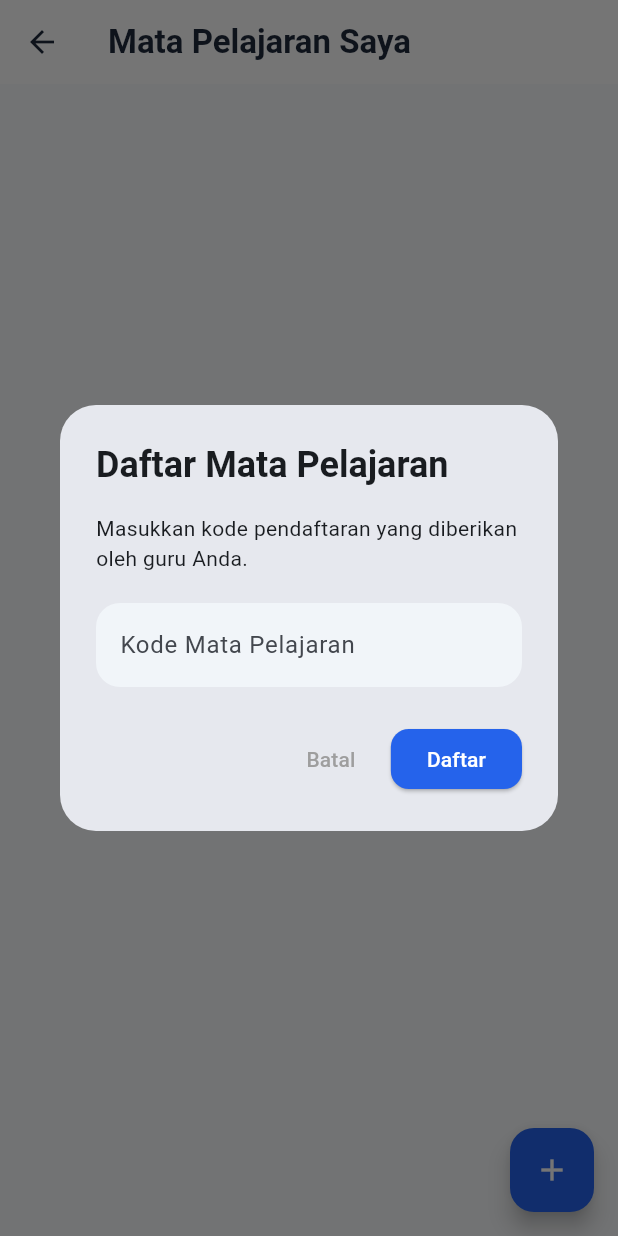
After one commit to ahmadHaikal0010/flutter-monitoring-belajar-smk2, a Flutter app: the SubjectsScreen screen opened directly, after a tap on the "add" icon, on a phone screen of 412 x 824 dp. The commit adds this screen. Run offline on Flutter 3.47's test engine with Material 3 defaults, Android fonts, the phone set to English and light mode, and no system bars; our stand-ins replace device_info_plus, dio, image_picker, shared_preferences; accounts and stored records are empty.

Commit message:
Implement subject enrollment functionality and subjects screen, and add intl dependency for date formatting

```diff
--- /dev/null
+++ b/lib/data/models/subject_model.dart
@@ -0,0 +1,31 @@
+class SubjectModel {
+  final String id;
+  final String title;
+  final String code;
+  final String? description;
+  final String teacherName;
+  final String status;
+  final DateTime enrolledAt;
+
+  SubjectModel({
+    required this.id,
+    required this.title,
+    required this.code,
+    this.description,
+    required this.teacherName,
+    required this.status,
+    required this.enrolledAt,
+  });
+
+  factory SubjectModel.fromJson(Map<String, dynamic> json) {
+    return SubjectModel(
+      id: json['id'],
+      title: json['title'],
+      code: json['code'],
+      description: json['description'],
+      teacherName: json['teacher_name'],
+      status: json['status'],
+      enrolledAt: DateTime.parse(json['enrolled_at']),
+    );
+  }
+}
--- /dev/null
+++ b/lib/data/services/enrollment_service.dart
@@ -0,0 +1,39 @@
+import 'package:dio/dio.dart';
+import '../../core/constants/api_constants.dart';
+
+class EnrollmentService {
+  final Dio _dio = Dio(BaseOptions(
+    baseUrl: ApiConstants.baseUrl,
+    headers: {
+      'Accept': 'application/json',
+      'Content-Type': 'application/json',
+    },
+  ));
+
+  Future<Response> getEnrolledSubjects(String token) async {
+    try {
+      return await _dio.get(
+        '/subjects',
+        options: Options(
+          headers: {'Authorization': 'Bearer $token'},
+        ),
+      );
+    } on DioException catch (_) {
+      rethrow;
+    }
+  }
+
+  Future<Response> enrollInSubject(String token, String code) async {
+    try {
+      return await _dio.post(
+        '/enroll',
+        data: {'code': code},
+        options: Options(
+          headers: {'Authorization': 'Bearer $token'},
+        ),
+      );
+    } on DioException catch (_) {
+      rethrow;
+    }
+  }
+}
--- a/lib/main.dart
+++ b/lib/main.dart
@@ -1,6 +1,7 @@
 import 'package:flutter/material.dart';
 import 'package:provider/provider.dart';
 import 'logic/providers/auth_provider.dart';
+import 'logic/providers/enrollment_provider.dart';
 import 'presentation/auth/login_screen.dart';
 import 'presentation/auth/pending_approval_screen.dart';
 import 'presentation/home/dashboard_screen.dart';
@@ -10,6 +11,7 @@ void main() {
     MultiProvider(
       providers: [
         ChangeNotifierProvider(create: (_) => AuthProvider()..tryAutoLogin()),
+        ChangeNotifierProvider(create: (_) => EnrollmentProvider()),
       ],
       child: const MyApp(),
     ),
--- /dev/null
+++ b/lib/presentation/home/subjects_screen.dart
@@ -0,0 +1,207 @@
+import 'package:flutter/material.dart';
+import 'package:provider/provider.dart';
+import '../../core/utils/snack_bar_helper.dart';
+import '../../logic/providers/auth_provider.dart';
+import '../../logic/providers/enrollment_provider.dart';
+import 'package:intl/intl.dart';
+
+class SubjectsScreen extends StatefulWidget {
+  const SubjectsScreen({super.key});
+
+  @override
+  State<SubjectsScreen> createState() => _SubjectsScreenState();
+}
+
+class _SubjectsScreenState extends State<SubjectsScreen> {
+  final _codeController = TextEditingController();
+
+  @override
+  void initState() {
+    super.initState();
+    WidgetsBinding.instance.addPostFrameCallback((_) {
+      final token = Provider.of<AuthProvider>(context, listen: false).token;
+      if (token != null) {
+        Provider.of<EnrollmentProvider>(context, listen: false).fetchEnrolledSubjects(token);
+      }
+    });
+  }
+
+  void _showEnrollDialog() {
+    showDialog(
+      context: context,
+      builder: (context) => AlertDialog(
+        shape: RoundedRectangleBorder(borderRadius: BorderRadius.circular(24)),
+        title: const Text('Daftar Mata Pelajaran', style: TextStyle(fontWeight: FontWeight.bold)),
+        content: Column(
+          mainAxisSize: MainAxisSize.min,
+          children: [
+            const Text('Masukkan kode pendaftaran yang diberikan oleh guru Anda.'),
+            const SizedBox(height: 20),
+            TextField(
+              controller: _codeController,
+              decoration: InputDecoration(
+                labelText: 'Kode Mata Pelajaran',
+                hintText: 'CONTOH: MTK123',
+                filled: true,
+                fillColor: const Color(0xFFF1F5F9),
+                border: OutlineInputBorder(
+                  borderRadius: BorderRadius.circular(16),
+                  borderSide: BorderSide.none,
+                ),
+              ),
+              textCapitalization: TextCapitalization.characters,
+            ),
+          ],
+        ),
+        actions: [
+          TextButton(
+            onPressed: () => Navigator.pop(context),
+            child: const Text('Batal', style: TextStyle(color: Colors.grey)),
+          ),
+          ElevatedButton(
+            onPressed: () => _enroll(),
+            style: ElevatedButton.styleFrom(
+              backgroundColor: const Color(0xFF2563EB),
+              foregroundColor: Colors.white,
+              shape: RoundedRectangleBorder(borderRadius: BorderRadius.circular(12)),
+            ),
+            child: const Text('Daftar'),
+          ),
+        ],
+      ),
+    );
+  }
+
+  void _enroll() async {
+    final token = Provider.of<AuthProvider>(context, listen: false).token;
+    final enrollmentProvider = Provider.of<EnrollmentProvider>(context, listen: false);
+
+    if (token == null) return;
+
+    final success = await enrollmentProvider.enroll(token, _codeController.text);
+
+    if (mounted) {
+      if (success) {
+        Navigator.pop(context);
+        _codeController.clear();
+        SnackBarHelper.show(
+          context: context,
+          message: 'Berhasil mendaftar ke mata pelajaran baru!',
+        );
+      } else {
+        SnackBarHelper.show(
+          context: context,
+          message: enrollmentProvider.errorMessage ?? 'Gagal mendaftar',
+          isError: true,
+        );
+      }
+    }
+  }
+
+  @override
+  Widget build(BuildContext context) {
+    return Scaffold(
+      backgroundColor: const Color(0xFFF8FAFC),
+      appBar: AppBar(
+        title: const Text('Mata Pelajaran Saya', style: TextStyle(fontWeight: FontWeight.bold)),
+        backgroundColor: Colors.white,
+        elevation: 0,
+        foregroundColor: const Color(0xFF1E293B),
+      ),
+      body: Consumer<EnrollmentProvider>(
+        builder: (context, provider, child) {
+          if (provider.isLoading && provider.subjects.isEmpty) {
+            return const Center(child: CircularProgressIndicator());
+          }
+
+          if (provider.subjects.isEmpty) {
+            return Center(
+              child: Column(
+                mainAxisAlignment: MainAxisAlignment.center,
+                children: [
+                  Icon(Icons.auto_stories_outlined, size: 80, color: Colors.grey.shade300),
+                  const SizedBox(height: 16),
+                  const Text(
+                    'Belum ada mata pelajaran',
+                    style: TextStyle(fontSize: 18, fontWeight: FontWeight.bold, color: Colors.grey),
+                  ),
+                  const SizedBox(height: 8),
+                  const Text(
+                    'Klik tombol + untuk mendaftar.',
+                    style: TextStyle(color: Colors.grey),
+                  ),
+                ],
+              ),
+            );
+          }
+
+          return RefreshIndicator(
+            onRefresh: () async {
+              final token = Provider.of<AuthProvider>(context, listen: false).token;
+              if (token != null) {
+                await provider.fetchEnrolledSubjects(token);
+              }
+            },
+            child: ListView.builder(
+              padding: const EdgeInsets.all(20),
+              itemCount: provider.subjects.length,
+              itemBuilder: (context, index) {
+                final subject = provider.subjects[index];
+                return Container(
+                  margin: const EdgeInsets.only(bottom: 16),
+                  decoration: BoxDecoration(
+                    color: Colors.white,
+                    borderRadius: BorderRadius.circular(20),
+                    boxShadow: [
+                      BoxShadow(
+                        color: Colors.black.withValues(alpha: 0.03),
+                        blurRadius: 10,
+                        offset: const Offset(0, 4),
+                      ),
+                    ],
+                  ),
+                  child: ListTile(
+                    contentPadding: const EdgeInsets.all(16),
+                    leading: Container(
+                      padding: const EdgeInsets.all(12),
+                      decoration: BoxDecoration(
+                        color: Colors.blue.shade50,
+                        borderRadius: BorderRadius.circular(16),
+                      ),
+                      child: const Icon(Icons.book_rounded, color: Color(0xFF2563EB)),
+                    ),
+                    title: Text(
+                      subject.title,
+                      style: const TextStyle(fontWeight: FontWeight.bold, fontSize: 16),
+                    ),
+                    subtitle: Column(
+                      crossAxisAlignment: CrossAxisAlignment.start,
+                      children: [
+                        const SizedBox(height: 4),
+                        Text('Guru: ${subject.teacherName}', style: const TextStyle(fontSize: 13)),
+                        const SizedBox(height: 4),
+                        Text(
+                          'Terdaftar pada: ${DateFormat('dd MMM yyyy').format(subject.enrolledAt)}',
+                          style: TextStyle(fontSize: 12, color: Colors.grey.shade500),
+                        ),
+                      ],
+                    ),
+                    trailing: const Icon(Icons.chevron_right_rounded, color: Colors.grey),
+                    onTap: () {
+                      // Navigasi ke detail mata pelajaran/tugas nanti
+                    },
+                  ),
+                );
+              },
+            ),
+          );
+        },
+      ),
+      floatingActionButton: FloatingActionButton(
+        onPressed: _showEnrollDialog,
+        backgroundColor: const Color(0xFF2563EB),
+        child: const Icon(Icons.add, color: Colors.white),
+      ),
+    );
+  }
+}
--- a/pubspec.yaml
+++ b/pubspec.yaml
@@ -16,6 +16,7 @@ dependencies:
   shared_preferences: ^2.3.5
   device_info_plus: ^11.3.0
   image_picker: ^1.1.2
+  intl: ^0.20.2
 
 dev_dependencies:
   flutter_test:
```
Also changed, not shown: lib/logic/providers/enrollment_provider.dart (added, +61 -0 lines), lib/presentation/home/dashboard_screen.dart (+18 -2 lines), pubspec.lock.
